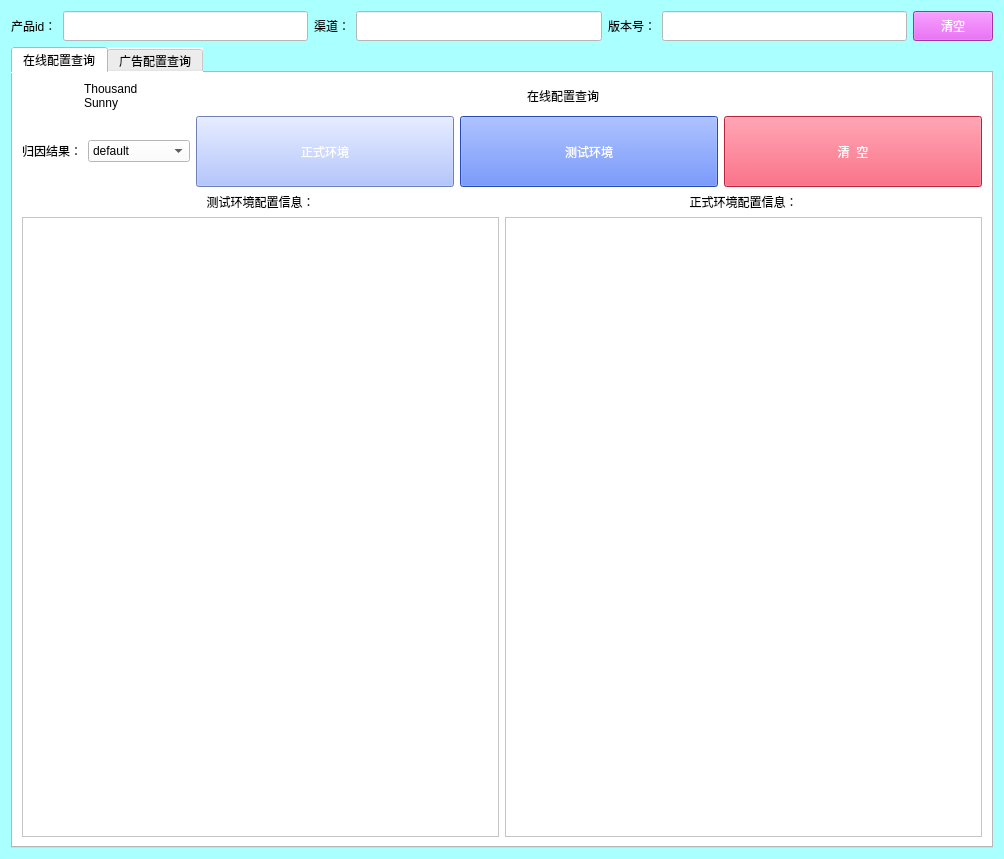
Old version of the form new_resq/untitled.ui in the repository Aefun-ayi/ayi-demo.
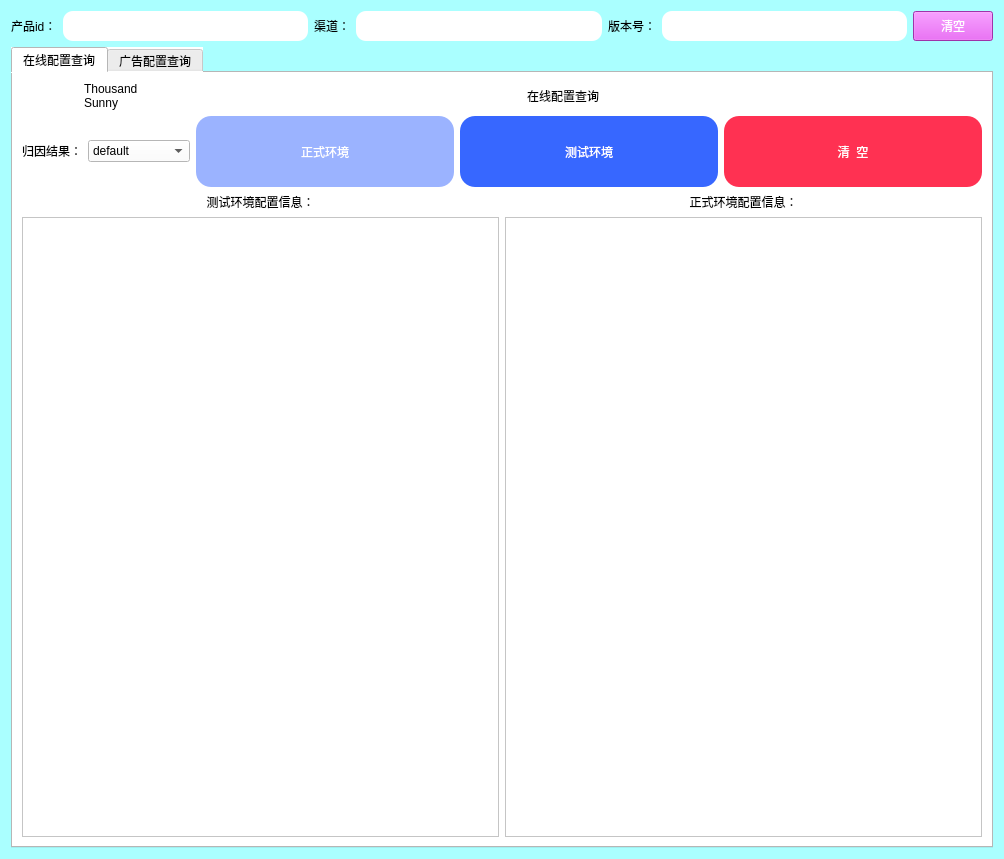
New version of the form. Icons and pictures are not drawn.

Patch:
```diff
--- a/new_resq/untitled.ui
+++ b/new_resq/untitled.ui
@@ -43,7 +43,8 @@
        </property>
        <property name="styleSheet">
         <string notr="true">font: 75 12pt &quot;微软雅黑&quot;;
-background-color: rgb(255, 255, 255);</string>
+background-color: rgb(255, 255, 255);
+border-radius: 10px;</string>
        </property>
       </widget>
      </item>
@@ -67,7 +68,8 @@
        </property>
        <property name="styleSheet">
         <string notr="true">font: 75 12pt &quot;微软雅黑&quot;;
-background-color: rgb(255, 255, 255);</string>
+background-color: rgb(255, 255, 255);
+border-radius: 10px;</string>
        </property>
       </widget>
      </item>
@@ -91,7 +93,8 @@
        </property>
        <property name="styleSheet">
         <string notr="true">font: 75 12pt &quot;微软雅黑&quot;;
-background-color: rgb(255, 255, 255);</string>
+background-color: rgb(255, 255, 255);
+border-radius: 10px;</string>
        </property>
       </widget>
      </item>
@@ -225,6 +228,9 @@
              <property name="styleSheet">
               <string notr="true">font: 14pt &quot;微软雅黑&quot;;
 background-color: rgb(155, 179, 255);
+border-radius: 15px;
+border-style: outset;
+
 color: rgb(255, 255, 255);</string>
              </property>
              <property name="text">
@@ -253,7 +259,9 @@
              <property name="styleSheet">
               <string notr="true">font: 14pt &quot;微软雅黑&quot;;
 background-color: rgb(55, 103, 255);
-color: rgb(255, 255, 255);</string>
+color: rgb(255, 255, 255);
+ border-radius: 15px;
+border-style: outset;</string>
              </property>
              <property name="text">
               <string>测试环境</string>
@@ -281,7 +289,9 @@
              <property name="styleSheet">
               <string notr="true">font: 14pt &quot;微软雅黑&quot;;
 background-color: rgb(255, 49, 82);
-color: rgb(255, 255, 255);</string>
+color: rgb(255, 255, 255);
+border-radius: 15px;
+border-style: outset;</string>
              </property>
              <property name="text">
               <string>清  空</string>
```
Left out of the diff: 3 changed lines with no effect on the pictures.
